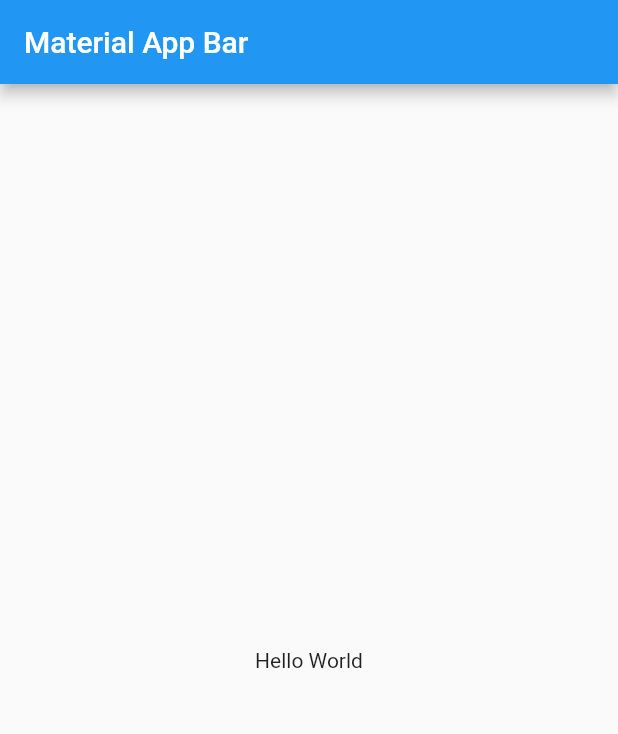
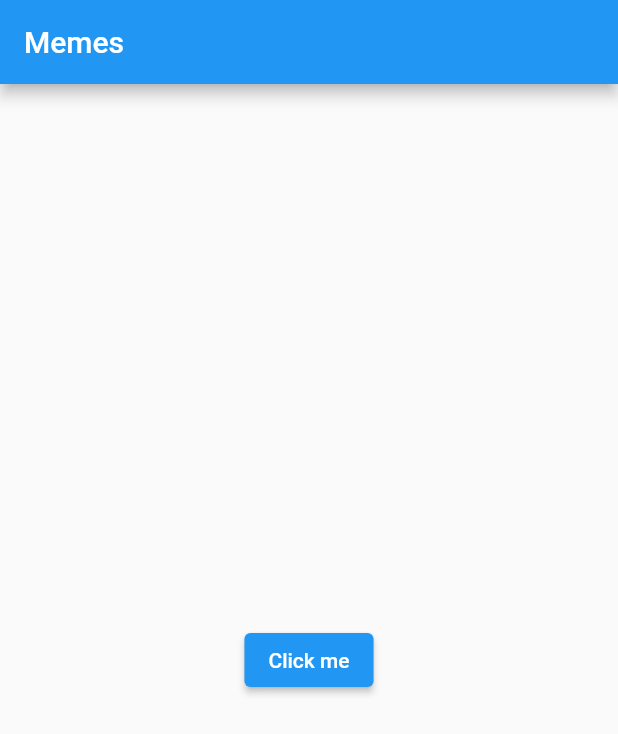
Before and after one commit to STZLeo/leonardo_soto_7_2021_2_p1, a Flutter app: the screen it shows after launch, on a phone screen of 412 x 824 dp. Shown: the top 734 px of the screen. Run offline on Flutter 3.47's test engine with Material 2 defaults, Android fonts, the phone set to English and light mode, and no system bars.

Commit message:
Printed JSON Format on console
Printed JSON Format on console

```diff
--- a/lib/main.dart
+++ b/lib/main.dart
@@ -1,22 +1,51 @@
+import 'dart:convert';
+import 'dart:io';
+
 import 'package:flutter/material.dart';
+import 'package:http/http.dart' as http;
 
-void main() => runApp(MyApp());
+void main() {
+  runApp(MyApp());
+}
 
 class MyApp extends StatelessWidget {
   @override
   Widget build(BuildContext context) {
-    return MaterialApp(
-      title: 'Material App',
-      home: Scaffold(
+    return MaterialApp(home: DataFromApi());
+  }
+}
+
+class DataFromApi extends StatefulWidget {
+  @override
+  _DataFromApiState createState() => _DataFromApiState();
+}
+
+class _DataFromApiState extends State<DataFromApi> {
+  Future getMemeData() async {
+    var response =
+        await http.get(Uri.parse('https://api.doge-meme.lol/v1/memes/'));
+    Map data = jsonDecode(response.body);
+    print(data);
+  }
+
+  @override
+  Widget build(BuildContext context) {
+    return Scaffold(
         appBar: AppBar(
-          title: Text('Material App Bar'),
+          title: Text('Memes'),
         ),
         body: Center(
-          child: Container(
-            child: Text('Hello World'),
-          ),
-        ),
-      ),
-    );
+            child: ElevatedButton(
+          child: Text('Click me'),
+          onPressed: () {
+            getMemeData();
+          },
+        )));
   }
 }
+
+class Memes {
+  final String submission_url, author, created;
+
+  Memes(this.submission_url, this.author, this.created);
+}
--- a/pubspec.yaml
+++ b/pubspec.yaml
@@ -27,6 +27,7 @@ environment:
 # the latest version available on pub.dev. To see which dependencies have newer
 # versions available, run `flutter pub outdated`.
 dependencies:
+  http:
   flutter:
     sdk: flutter
 
```
Also changed, not shown: pubspec.lock.
